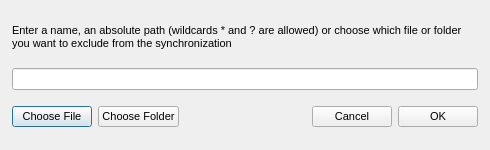
This is src/MEGASync/gui/win/AddExclusionDialog.ui in meganz/MEGAsync as Qt 5 draws it before an edit. The edited form follows.
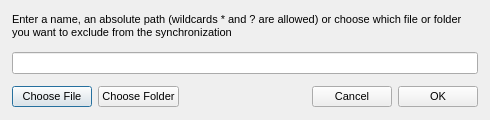
This is the edited form.

Commit message: Minor fixes for the dialog to exclude files and folders

What changed in the file:
```diff
--- a/src/MEGASync/gui/win/AddExclusionDialog.ui
+++ b/src/MEGASync/gui/win/AddExclusionDialog.ui
@@ -7,13 +7,13 @@
     <x>0</x>
     <y>0</y>
     <width>490</width>
-    <height>150</height>
+    <height>120</height>
    </rect>
   </property>
   <property name="minimumSize">
    <size>
     <width>490</width>
-    <height>150</height>
+    <height>120</height>
    </size>
   </property>
   <property name="maximumSize">
@@ -36,20 +36,20 @@
     <number>12</number>
    </property>
    <property name="topMargin">
-    <number>12</number>
+    <number>6</number>
    </property>
    <property name="rightMargin">
     <number>12</number>
    </property>
    <property name="bottomMargin">
-    <number>12</number>
+    <number>6</number>
    </property>
    <item>
     <widget class="QLabel" name="label">
      <property name="minimumSize">
       <size>
        <width>0</width>
-       <height>50</height>
+       <height>40</height>
       </size>
      </property>
      <property name="maximumSize">
```
The commit also changes 1 other file.
